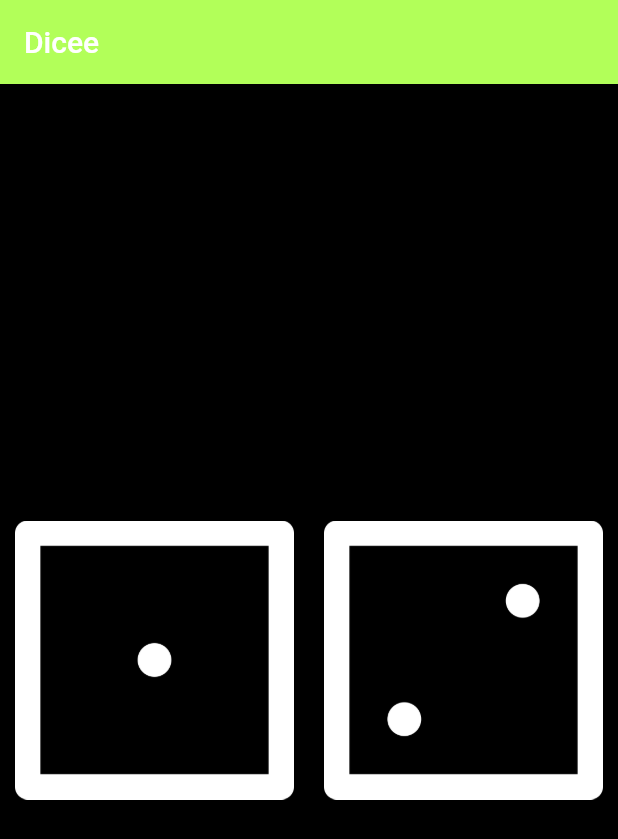
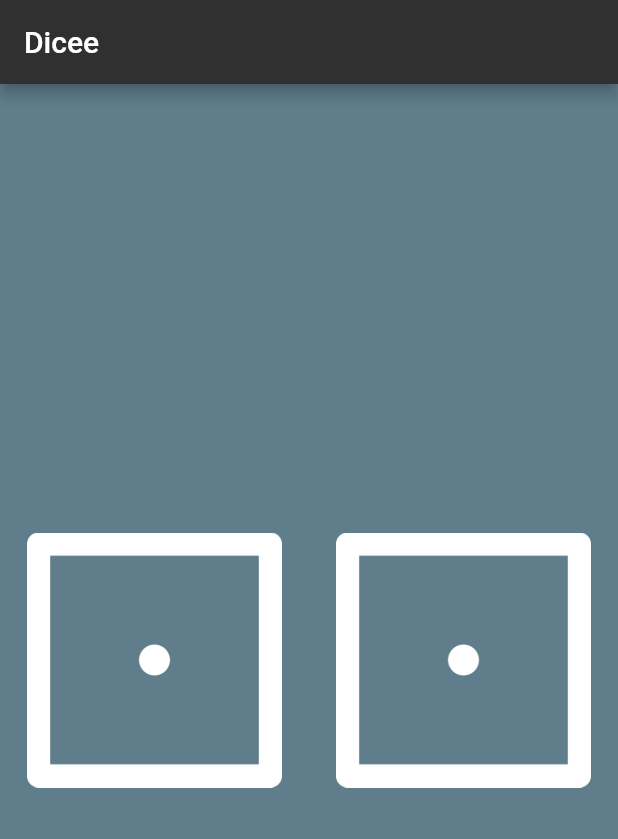
Before and after one commit to farrozzz/dicee_app, a Flutter app: the screen it shows after launch, on a phone screen of 412 x 824 dp. Shown: the top 839 px of the screen. Run offline on Flutter 3.47's test engine with Material 2 defaults, Android fonts, the phone set to English and light mode, and no system bars.

Commit message:
this is completed dicee app can be used to randomly get number from 2-12

```diff
--- a/lib/main.dart
+++ b/lib/main.dart
@@ -1,43 +1,77 @@
 import 'package:flutter/material.dart';
+import 'dart:math';
 
-void main(){
+void main() {
   return runApp(
     MaterialApp(
       home: Scaffold(
-        backgroundColor: Colors.black,
+        backgroundColor: Colors.blueGrey,
         appBar: AppBar(
-        title:  const Text ('Dicee'),
-        backgroundColor: Colors.lightGreenAccent,
+          title: const Text('Dicee'),
+          backgroundColor: Colors.grey[850],
         ),
         body: DicePage(),
+        // // floatingActionButton: FloatingActionButton(onPressed: (){
+        // //   print("floating object pressed");
+        // // },
+        // backgroundColor: Colors.blue,
+        // child: const Icon(Icons.refresh),
       ),
     ),
+    // debugShowCheckedModeBanner: true,
   );
 }
 
-class DicePage extends StatelessWidget {
-  const DicePage({Key? key}) : super(key: key);
+class DicePage extends StatefulWidget {
+  @override
+  State<DicePage> createState() => _DicePageState();
+}
+
+class _DicePageState extends State<DicePage> {
+  int leftDiceNumber = 1;
+  int rightDiceNumber = 1;
 
   @override
   Widget build(BuildContext context) {
-    return  Center(
+    return SafeArea(
+      child: Center(
         child: Row(
           children: [
-          Expanded
-            (child: Padding(
+            Expanded(
+              child: Padding(
                 padding: const EdgeInsets.all(10.0),
-              child: Image(image: AssetImage('assets/images/dice1.png'),
+                child: TextButton(
+                  onPressed: () {
+                    setState(() {
+                      leftDiceNumber = Random().nextInt(6) + 1;
+                      print ('value of dices are $leftDiceNumber + $rightDiceNumber');
+                    });
+                    },
+                  child: Image(
+                    image: AssetImage('assets/images/dice$leftDiceNumber.png'),
                   ),
                 ),
               ),
-          Expanded(child: Padding(
+            ),
+            Expanded(
+              child: Padding(
                 padding: const EdgeInsets.all(10.0),
-            child: Image(image: AssetImage('assets/images/dice2.png'),
+                child: TextButton(
+                  onPressed: () {
+                    setState(() {
+                      rightDiceNumber = Random().nextInt(6)+1;
+                    });
+                    print('value of dices are $leftDiceNumber + $rightDiceNumber' );
+                  },
+                  child: Image(
+                    image: AssetImage('assets/images/dice$rightDiceNumber.png'),
+                  ),
                 ),
               ),
             ),
               ],
             ),
+      ),
     );
   }
 }
```
Lines whose indentation alone changed are shown as unchanged.
